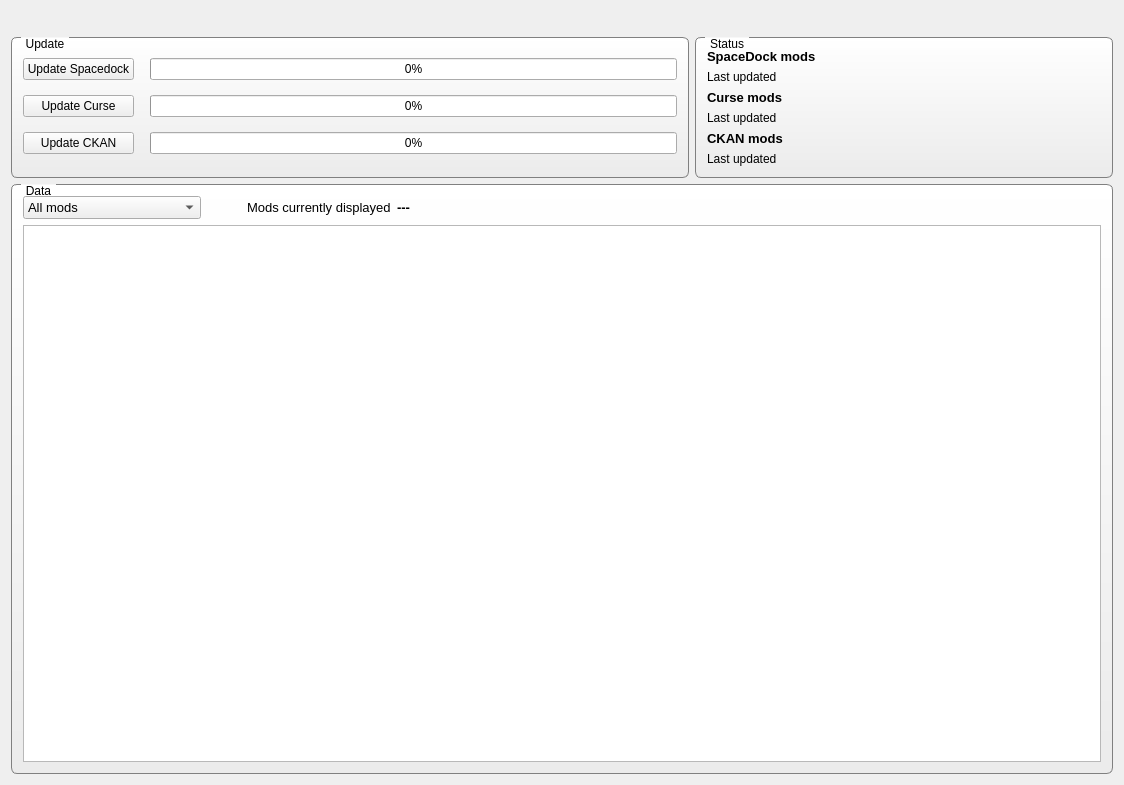
This is ksp-mod-analyzer/ui/mainwindow.ui in akej74/ksp-mod-analyzer as Qt 5 draws it before an edit. The edited form follows.
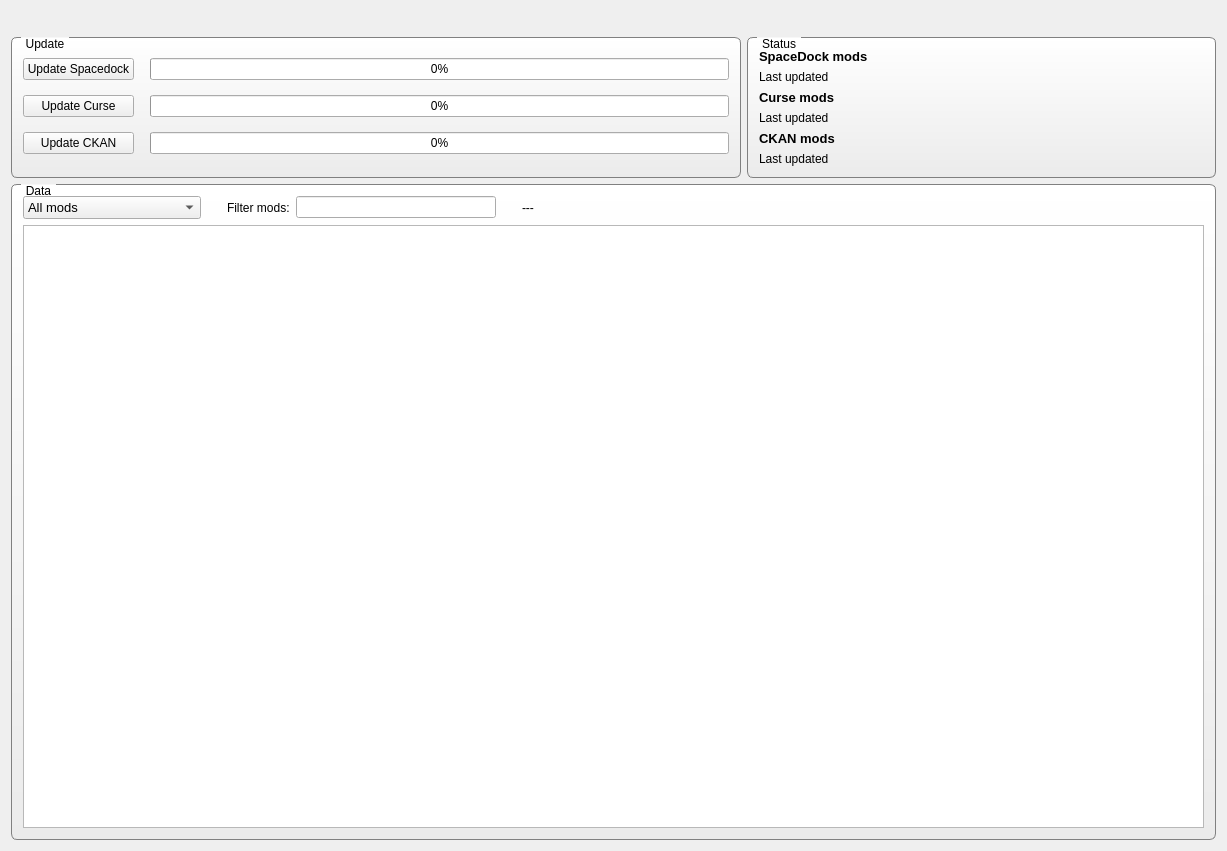
This is the edited form. Icons and pictures are not drawn. Custom widgets are drawn as their Qt base class.

```diff
--- a/ksp-mod-analyzer/ui/mainwindow.ui
+++ b/ksp-mod-analyzer/ui/mainwindow.ui
@@ -6,8 +6,8 @@
    <rect>
     <x>0</x>
     <y>0</y>
-    <width>1124</width>
-    <height>785</height>
+    <width>1227</width>
+    <height>851</height>
    </rect>
   </property>
   <property name="windowTitle">
@@ -195,35 +195,83 @@
             <enum>Qt::Horizontal</enum>
            </property>
            <property name="sizeType">
-            <enum>QSizePolicy::Minimum</enum>
+            <enum>QSizePolicy::Fixed</enum>
            </property>
            <property name="sizeHint" stdset="0">
             <size>
-             <width>40</width>
+             <width>20</width>
              <height>20</height>
             </size>
            </property>
           </spacer>
          </item>
          <item>
-          <widget class="QLabel" name="label_5">
+          <widget class="QLabel" name="label_8">
+           <property name="sizePolicy">
+            <sizepolicy hsizetype="Fixed" vsizetype="Preferred">
+             <horstretch>0</horstretch>
+             <verstretch>0</verstretch>
+            </sizepolicy>
+           </property>
            <property name="font">
             <font>
-             <pointsize>10</pointsize>
+             <pointsize>9</pointsize>
+             <weight>50</weight>
+             <bold>false</bold>
             </font>
            </property>
            <property name="text">
-            <string>Mods currently displayed</string>
+            <string>Filter mods:</string>
            </property>
           </widget>
          </item>
+         <item>
+          <widget class="QLineEdit" name="lineEdit">
+           <property name="sizePolicy">
+            <sizepolicy hsizetype="Maximum" vsizetype="Fixed">
+             <horstretch>0</horstretch>
+             <verstretch>0</verstretch>
+            </sizepolicy>
+           </property>
+           <property name="minimumSize">
+            <size>
+             <width>200</width>
+             <height>0</height>
+            </size>
+           </property>
+           <property name="font">
+            <font>
+             <pointsize>9</pointsize>
+            </font>
+           </property>
+           <property name="clearButtonEnabled">
+            <bool>true</bool>
+           </property>
+          </widget>
+         </item>
+         <item>
+          <spacer name="horizontalSpacer_4">
+           <property name="orientation">
+            <enum>Qt::Horizontal</enum>
+           </property>
+           <property name="sizeType">
+            <enum>QSizePolicy::Fixed</enum>
+           </property>
+           <property name="sizeHint" stdset="0">
+            <size>
+             <width>20</width>
+             <height>20</height>
+            </size>
+           </property>
+          </spacer>
+         </item>
          <item>
           <widget class="QLabel" name="labelNumberOfRecords">
            <property name="font">
             <font>
-             <pointsize>10</pointsize>
-             <weight>75</weight>
-             <bold>true</bold>
+             <pointsize>9</pointsize>
+             <weight>50</weight>
+             <bold>false</bold>
             </font>
            </property>
            <property name="text">
```
Left out of the diff: 7 changed lines with no effect on the pictures.
